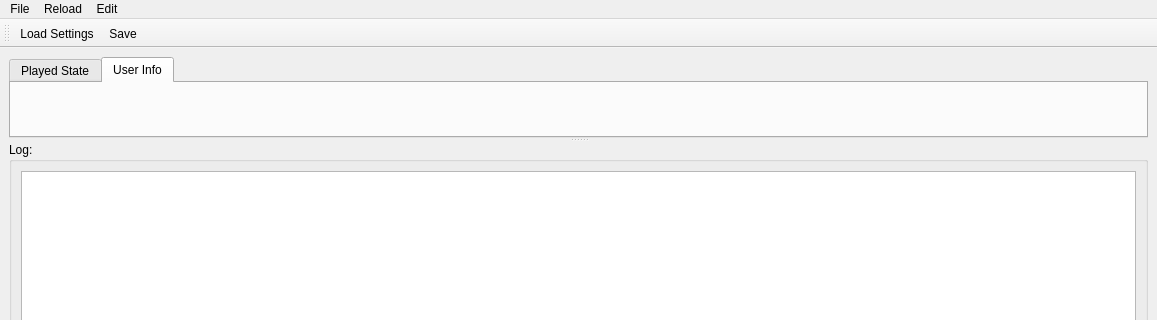
Qt form UI/MainWindow.ui (towel42-com/EmbySync) before a commit; both pictures show x 0 to 1157 and y 0 to 320 of the 1157 by 826 pixel window.
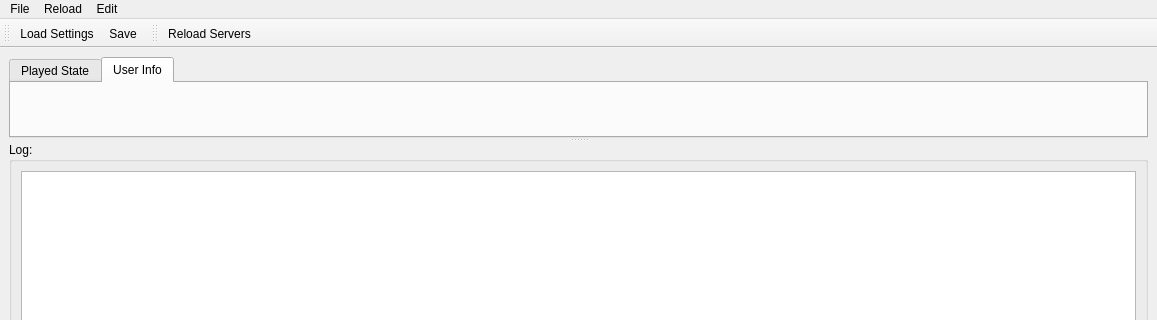
The same form after that commit. Icons and pictures are not drawn. Custom widgets are drawn as their Qt base class.

What changed in the file:
```diff
--- a/UI/MainWindow.ui
+++ b/UI/MainWindow.ui
@@ -119,6 +119,18 @@
    <addaction name="actionLoadSettings"/>
    <addaction name="actionSave"/>
   </widget>
+  <widget class="QToolBar" name="toolBar_2">
+   <property name="windowTitle">
+    <string>Reload</string>
+   </property>
+   <attribute name="toolBarArea">
+    <enum>TopToolBarArea</enum>
+   </attribute>
+   <attribute name="toolBarBreak">
+    <bool>false</bool>
+   </attribute>
+   <addaction name="actionReloadServers"/>
+  </widget>
   <action name="actionSettings">
    <property name="icon">
     <iconset resource="EmbySync.qrc">
```
Left out of the diff: 2 changed lines with no effect on the pictures.
